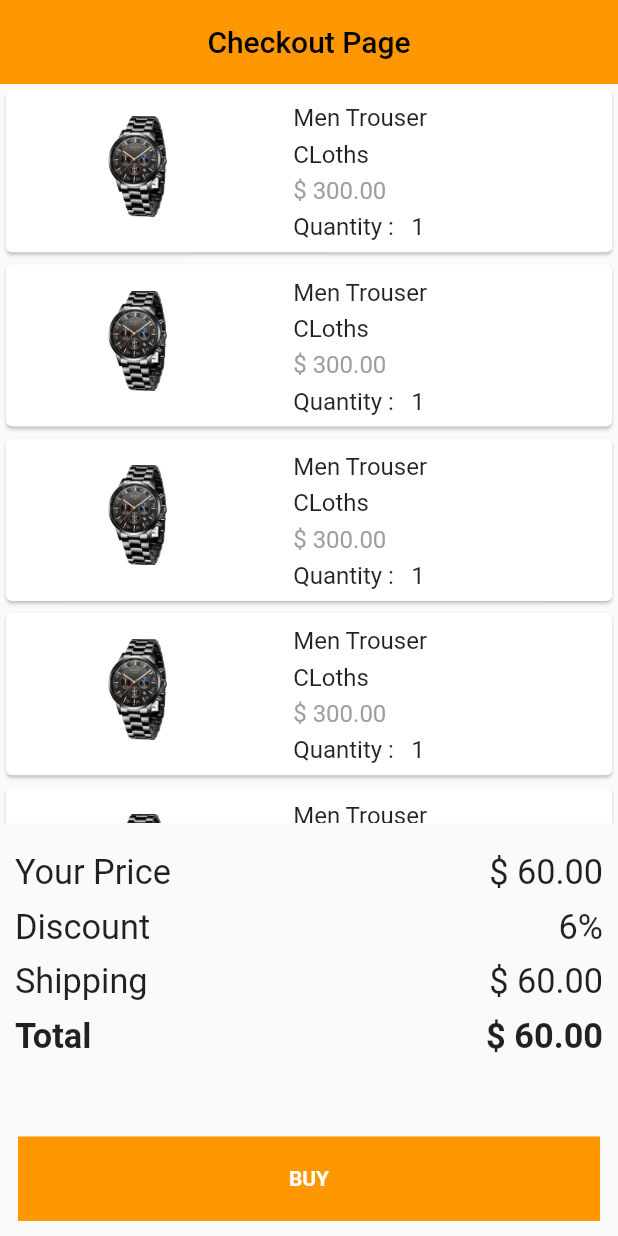
After one commit to oyebayofemi/e_commerce_app, a Flutter app: the CheckoutPage screen opened directly, on a phone screen of 412 x 824 dp. The commit adds this screen. Run offline on Flutter 3.47's test engine with Material 2 defaults, Android fonts, the phone set to English and light mode, and no system bars; our stand-ins replace carousel_slider, cloud_firestore, firebase_auth, firebase_core, flutter_screenutil, fluttertoast; accounts and stored records are empty.

Commit message:
checkout ui

```diff
--- a/lib/screens/cartpage.dart
+++ b/lib/screens/cartpage.dart
@@ -1,3 +1,4 @@
+import 'package:e_commerce_app/screens/checkout_screen.dart';
 import 'package:flutter/material.dart';
 import 'package:flutter_screenutil/flutter_screenutil.dart';
 
@@ -25,7 +26,15 @@ class _CartPageState extends State<CartPage> {
           IconButton(onPressed: () {}, icon: Icon(Icons.notifications_none)),
         ],
       ),
-      bottomNavigationBar: Container(
+      bottomNavigationBar: GestureDetector(
+        onTap: () {
+          Navigator.pushReplacement(
+              context,
+              MaterialPageRoute(
+                builder: (context) => CheckoutPage(),
+              ));
+        },
+        child: Container(
             margin: EdgeInsets.symmetric(horizontal: 12, vertical: 10),
             height: MediaQuery.of(context).size.height - 2150.h,
             color: Colors.orange,
@@ -34,9 +43,11 @@ class _CartPageState extends State<CartPage> {
                 'CONTINUE',
                 style: TextStyle(
                   color: Colors.white,
+                  fontWeight: FontWeight.bold,
                 ),
               ),
             )),
+      ),
       body: Container(
           // color: Colors.blue,
           child: ListView(
--- /dev/null
+++ b/lib/screens/checkout_screen.dart
@@ -0,0 +1,161 @@
+import 'package:e_commerce_app/shared/widget.dart';
+import 'package:flutter/material.dart';
+import 'package:flutter_screenutil/flutter_screenutil.dart';
+
+class CheckoutPage extends StatefulWidget {
+  CheckoutPage({Key? key}) : super(key: key);
+
+  @override
+  State<CheckoutPage> createState() => _CheckoutPageState();
+}
+
+class _CheckoutPageState extends State<CheckoutPage> {
+  @override
+  Widget build(BuildContext context) {
+    return Scaffold(
+      appBar: AppBar(
+        elevation: 0,
+        title: Text('Checkout Page'),
+        centerTitle: true,
+      ),
+      body: Container(
+        // color: Colors.blue,
+        child: Column(
+          children: [
+            Container(
+              height: MediaQuery.of(context).size.height - 940.h,
+              // color: Colors.green,
+              child: ListView(
+                children: [
+                  cartListProduct(context),
+                  cartListProduct(context),
+                  cartListProduct(context),
+                  cartListProduct(context),
+                  cartListProduct(context),
+                  cartListProduct(context),
+                  cartListProduct(context),
+                  cartListProduct(context),
+                  cartListProduct(context),
+                ],
+              ),
+            ),
+            Container(
+              margin: EdgeInsets.only(top: 10),
+              // color: Colors.red,
+              height: MediaQuery.of(context).size.height - 1900.h,
+              child: Column(
+                mainAxisAlignment: MainAxisAlignment.spaceEvenly,
+                children: [
+                  checkoutConstant('Your Price', '60.00', false, false),
+                  checkoutConstant('Discount', '6', false, true),
+                  checkoutConstant('Shipping', '60.00', false, false),
+                  checkoutConstant('Total', '60.00', true, false),
+                ],
+              ),
+            ),
+          ],
+        ),
+      ),
+      bottomNavigationBar: GestureDetector(
+        onTap: () {
+          Navigator.pushReplacement(
+              context,
+              MaterialPageRoute(
+                builder: (context) => CheckoutPage(),
+              ));
+        },
+        child: Container(
+            margin: EdgeInsets.symmetric(horizontal: 12, vertical: 10),
+            height: MediaQuery.of(context).size.height - 2180.h,
+            color: Colors.orange,
+            child: Center(
+              child: Text(
+                'BUY',
+                style: TextStyle(
+                  color: Colors.white,
+                  fontWeight: FontWeight.bold,
+                ),
+              ),
+            )),
+      ),
+    );
+  }
+
+  Padding checkoutConstant(
+      String title, String sub, bool isTotal, bool isPercent) {
+    return Padding(
+      padding: const EdgeInsets.symmetric(horizontal: 10),
+      child: Row(
+        mainAxisAlignment: MainAxisAlignment.spaceBetween,
+        children: [
+          Text(
+            '$title',
+            style: isTotal ? checkoutTotalText() : checkoutTitleText(),
+          ),
+          Text(
+            isPercent ? '$sub%' : '\$ $sub',
+            style: isTotal ? checkoutTotalText() : checkoutTitleText(),
+          ),
+        ],
+      ),
+    );
+  }
+
+  Container cartListProduct(
+    BuildContext context,
+  ) {
+    return Container(
+      height: MediaQuery.of(context).size.height - 2010.h,
+      child: Card(
+        child: Column(
+          children: [
+            Row(
+              children: [
+                Container(
+                  height: MediaQuery.of(context).size.height - 2150.h,
+                  width: MediaQuery.of(context).size.width - 620.w,
+                  // color: Colors.red,
+                  decoration: BoxDecoration(
+                    image: DecorationImage(
+                        fit: BoxFit.contain,
+                        image: AssetImage(
+                          'assets/men_watch.jpeg',
+                        )),
+                  ),
+                  // child: Text('s'),
+                ),
+                Container(
+                  height: MediaQuery.of(context).size.height - 2050.h,
+                  width: MediaQuery.of(context).size.width - 620.w,
+                  child: ListTile(
+                    title: Column(
+                      mainAxisAlignment: MainAxisAlignment.spaceEvenly,
+                      crossAxisAlignment: CrossAxisAlignment.start,
+                      children: [
+                        Text('Men Trouser'),
+                        Text('CLoths'),
+                        Text(
+                          '\$ 300.00',
+                          style: TextStyle(color: Colors.grey[500]),
+                        ),
+                        Row(
+                          children: [
+                            Text('Quantity : '),
+                            SizedBox(
+                              width: 20.w,
+                            ),
+                            Text('1'),
+                          ],
+                        )
+                      ],
+                    ),
+                  ),
+                ),
+              ],
+            )
+          ],
+        ),
+      ),
+    );
+  }
+}
--- a/lib/shared/widget.dart
+++ b/lib/shared/widget.dart
@@ -139,3 +139,17 @@ Container colorProduct(BuildContext context, Color color) {
     // child: Center(child: Text('$name')),
   );
 }
+
+TextStyle checkoutTitleText() {
+  return TextStyle(
+    fontSize: 60.sp,
+    // fontWeight: FontWeight.bold,
+  );
+}
+
+TextStyle checkoutTotalText() {
+  return TextStyle(
+    fontSize: 60.sp,
+    fontWeight: FontWeight.bold,
+  );
+}
```
Lines whose indentation alone changed are shown as unchanged.
